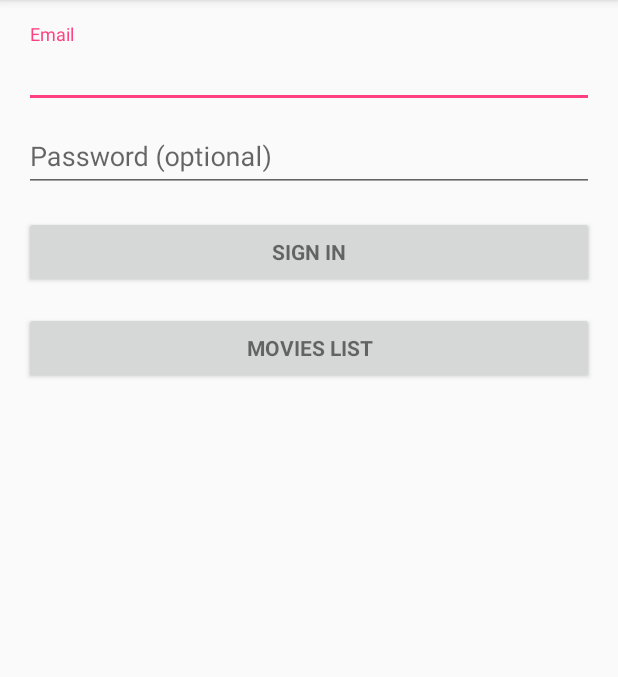
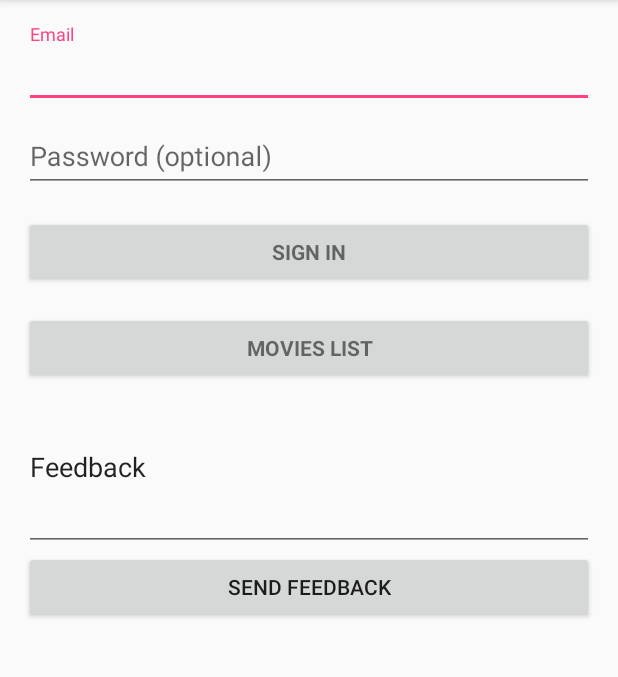
Before and after one commit to robyerts/mobileApplicationsProject, an Android app: the screen it shows after launch (LoginActivity), on a phone screen of 412 x 824 dp, the part 84-761 px from its top. Run offline under Robolectric (Android 15) with nearby library versions, the phone set to English and light mode, and no system bars; our stand-ins replace Firebase (no records; nobody signed in at launch, a user with empty details on screens opened directly); 2 statements that could not run were skipped.

Commit message:
reintroduced sending of email required functionality through a feedback form on the main login activity

```diff
--- a/android/app/src/main/res/layout/activity_login.xml
+++ b/android/app/src/main/res/layout/activity_login.xml
@@ -81,6 +81,20 @@
                 android:text="movies list"
                 android:textStyle="bold" />
 
+            <EditText
+                android:id="@+id/feedback_textbox"
+                android:layout_width="match_parent"
+                android:layout_height="111dp"
+                android:ems="10"
+                android:inputType="textPersonName"
+                android:text="Feedback" />
+
+            <Button
+                android:id="@+id/sendFeedbackButton"
+                android:layout_width="match_parent"
+                android:layout_height="wrap_content"
+                android:text="Send Feedback" />
+
         </LinearLayout>
     </ScrollView>
 </LinearLayout>
```
Also changed, not shown: android/app/src/main/java/com/example/robert/myapplicationlogin2/LoginActivity.java (+21 -0 lines).
